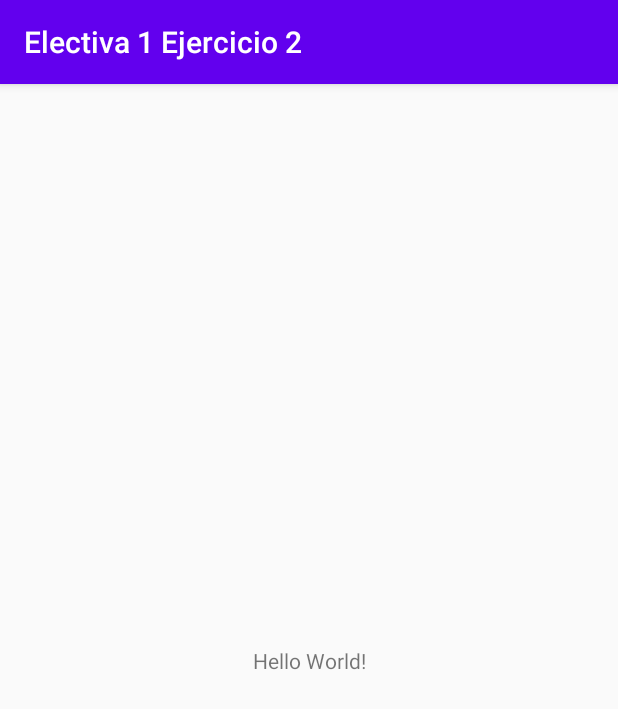
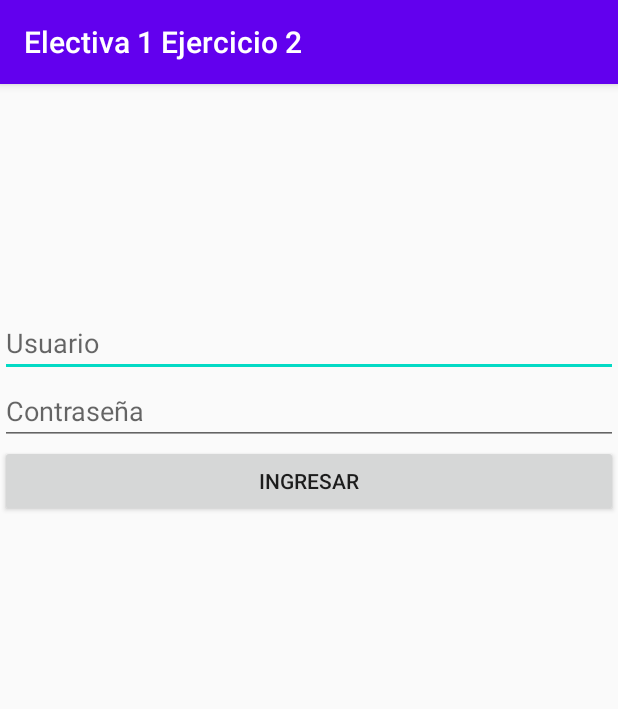
Before and after one commit to Proyectos-universitarios/Electiva1-Android-Ejercicio-2, an Android app: the screen it shows after launch (MainActivity), on a phone screen of 412 x 824 dp. Shown: the top 709 px of the screen. Run offline under Robolectric (Android 15) with nearby library versions, the phone set to English and light mode, and no system bars.

Commit message:
Primer Punto finalizado, simulacion de login

```diff
--- a/app/src/main/AndroidManifest.xml
+++ b/app/src/main/AndroidManifest.xml
@@ -9,6 +9,10 @@
             android:roundIcon="@mipmap/ic_launcher_round"
             android:supportsRtl="true"
             android:theme="@style/AppTheme">
+        <activity android:name=".Activity3">
+        </activity>
+        <activity android:name=".Activity2">
+        </activity>
         <activity android:name=".MainActivity">
             <intent-filter>
                 <action android:name="android.intent.action.MAIN"/>
--- a/app/src/main/res/layout/activity_main.xml
+++ b/app/src/main/res/layout/activity_main.xml
@@ -6,14 +6,30 @@
         android:layout_width="match_parent"
         android:layout_height="match_parent"
         tools:context=".MainActivity">
-
-    <TextView
-            android:layout_width="wrap_content"
-            android:layout_height="wrap_content"
-            android:text="Hello World!"
-            app:layout_constraintBottom_toBottomOf="parent"
-            app:layout_constraintLeft_toLeftOf="parent"
-            app:layout_constraintRight_toRightOf="parent"
-            app:layout_constraintTop_toTopOf="parent"/>
-
+    <LinearLayout
+            android:orientation="vertical"
+            android:layout_width="match_parent"
+            android:layout_height="match_parent">
+        <LinearLayout
+                android:orientation="vertical"
+                android:layout_width="match_parent"
+                android:layout_height="match_parent" android:paddingTop="150sp">
+            <EditText
+                    android:layout_width="match_parent"
+                    android:layout_height="wrap_content"
+                    android:inputType="textPersonName"
+                    android:ems="10"
+                    android:id="@+id/EditUsername" android:hint="Usuario"/>
+            <EditText
+                    android:layout_width="match_parent"
+                    android:layout_height="wrap_content"
+                    android:inputType="textPassword"
+                    android:ems="10"
+                    android:id="@+id/EditPassword" android:hint="Contraseña"/>
+            <Button
+                    android:text="Ingresar"
+                    android:layout_width="match_parent"
+                    android:layout_height="wrap_content" android:id="@+id/BtnLogin" android:onClick="validateUser"/>
+        </LinearLayout>
+    </LinearLayout>
 </androidx.constraintlayout.widget.ConstraintLayout>
```
Also changed, not shown: app/src/main/java/com/example/electiva1ejercicio2/Activity2.java (added, +14 -0 lines), app/src/main/java/com/example/electiva1ejercicio2/Activity3.java (added, +13 -0 lines), app/src/main/java/com/example/electiva1ejercicio2/MainActivity.java (+53 -0 lines), app/src/main/java/com/example/electiva1ejercicio2/Models/Numbers.java (added, +22 -0 lines), app/src/main/java/com/example/electiva1ejercicio2/Models/User.java (added, +22 -0 lines), app/src/main/res/layout/activity_2.xml (added, +52 -0 lines), app/src/main/res/layout/activity_3.xml (added, +63 -0 lines).
